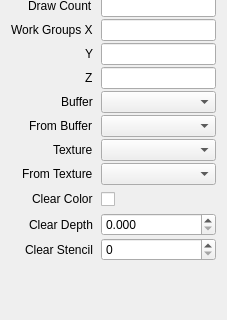
Qt form src/session/properties/CallProperties.ui (houmain/gpupad) before a commit; both pictures show x 0 to 227 and y 376 to 696 of the 227 by 696 pixel window.
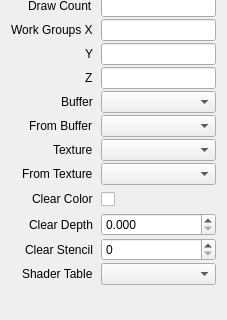
The same form after that commit. Custom widgets are drawn as their Qt base class.

Commit message: Added ShaderTable/Record

```diff
--- a/src/session/properties/CallProperties.ui
+++ b/src/session/properties/CallProperties.ui
@@ -74,6 +74,14 @@
      <item row="3" column="1">
       <widget class="ReferenceComboBox" name="program"/>
      </item>
+     <item row="27" column="0">
+      <widget class="QLabel" name="labelShaderTable">
+       <property name="text"><string>Shader Table</string></property>
+      </widget>
+     </item>
+     <item row="27" column="1">
+      <widget class="ReferenceComboBox" name="shaderTable"/>
+     </item>
      <item row="4" column="0">
       <widget class="QLabel" name="labelTarget">
        <property name="text">
```
The commit also changes 40 other files.
